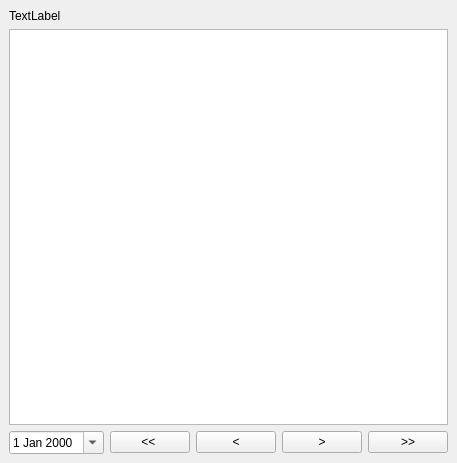
Qt form tidal_prediction_widget.ui (joeberkovitz/qgis-noaa-marine-data) before a commit.
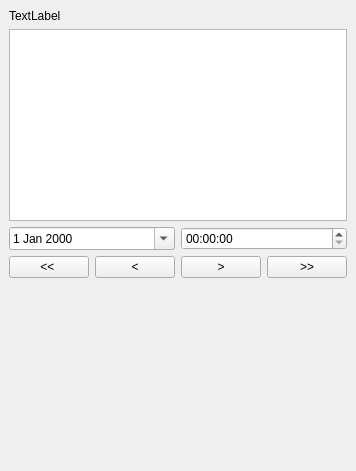
The same form after that commit.

Commit message: populate table from station data and get time and date editors connected

Diff of the .ui file:
```diff
--- a/tidal_prediction_widget.ui
+++ b/tidal_prediction_widget.ui
@@ -6,8 +6,8 @@
    <rect>
     <x>0</x>
     <y>0</y>
-    <width>431</width>
-    <height>463</height>
+    <width>318</width>
+    <height>471</height>
    </rect>
   </property>
   <property name="maximumSize">
@@ -44,7 +44,14 @@
      </widget>
     </item>
     <item>
-     <widget class="QTableWidget" name="tableWidget"/>
+     <widget class="QTableWidget" name="tableWidget">
+      <property name="sizePolicy">
+       <sizepolicy hsizetype="Expanding" vsizetype="Fixed">
+        <horstretch>0</horstretch>
+        <verstretch>0</verstretch>
+       </sizepolicy>
+      </property>
+     </widget>
     </item>
     <item>
      <layout class="QHBoxLayout" name="horizontalLayout">
@@ -56,6 +63,13 @@
        </widget>
       </item>
       <item>
+       <widget class="QTimeEdit" name="timeEdit"/>
+      </item>
+     </layout>
+    </item>
+    <item>
+     <layout class="QHBoxLayout" name="horizontalLayout_2">
+      <item>
        <widget class="QPushButton" name="prevDay">
         <property name="text">
          <string>&lt;&lt; </string>
@@ -85,6 +99,19 @@
       </item>
      </layout>
     </item>
+    <item>
+     <spacer name="verticalSpacer">
+      <property name="orientation">
+       <enum>Qt::Vertical</enum>
+      </property>
+      <property name="sizeHint" stdset="0">
+       <size>
+        <width>20</width>
+        <height>40</height>
+       </size>
+      </property>
+     </spacer>
+    </item>
    </layout>
   </widget>
  </widget>
```
The commit also changes 2 other files.
